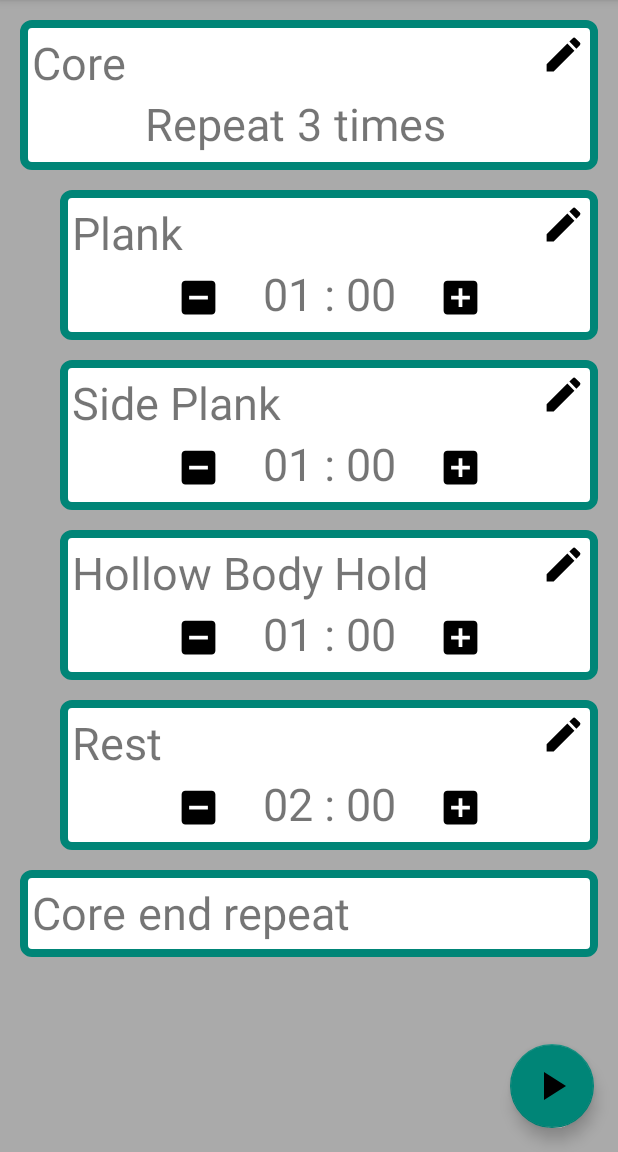
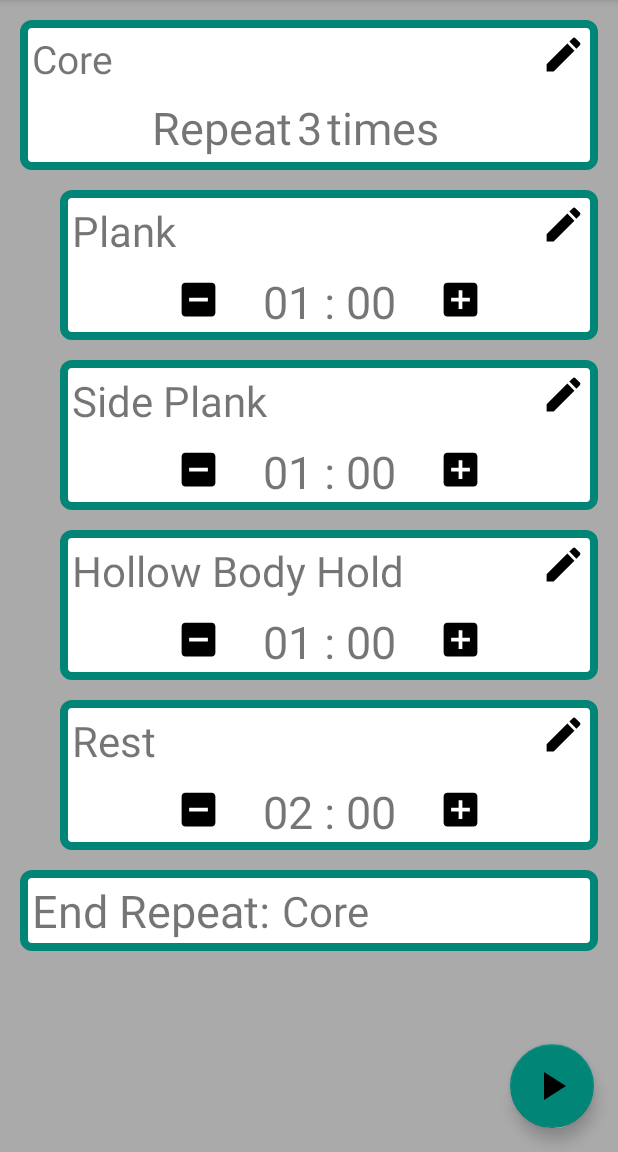
Before and after one commit to cube1324/Timer, an Android app: the screen it shows after launch (MainActivity), on a phone screen of 412 x 824 dp, the part 84-1236 px from its top. Run offline under Robolectric (Android 15) with nearby library versions, the phone set to English and light mode, and no system bars.

Commit message:
Fixed Text Scaling on list elements Now saves the current NavdrawerItem and opens it again

```diff
--- a/app/src/main/java/com/example/testdrawer/MainActivity.java
+++ b/app/src/main/java/com/example/testdrawer/MainActivity.java
@@ -71,35 +71,6 @@ public class MainActivity extends AppCompatActivity implements NavigationView.On
         drawer.addDrawerListener(toggle);
         toggle.syncState();
 
-
-        /*
-        if (savedInstanceState == null){
-            int id = navigationView.getMenu().getItem(1).getItemId();
-            currentFragment = TimerFragment.newInstance(Integer.toString(id), dbHelper);
-            getSupportFragmentManager().beginTransaction().replace(R.id.fragment_container, currentFragment).commit();
-
-            id = 1;
-            navigationView.setCheckedItem(id);
-        }
-
-         */
-
-    }
-
-    @Override
-    protected void onResume() {
-        /*
-        SharedPreferences sharedPreferences = getSharedPreferences(SHARED_PREFS, MODE_PRIVATE);
-
-        int id = sharedPreferences.getInt(SHARED_ID, navigationView.getMenu().getItem(1).getItemId());
-        currentFragment = TimerFragment.newInstance(Integer.toString(id), dbHelper);
-        getSupportFragmentManager().beginTransaction().replace(R.id.fragment_container, currentFragment).commit();
-
-
-        navigationView.setCheckedItem(id);
-
-         */
-        super.onResume();
     }
 
     @Override
@@ -130,7 +101,7 @@ public class MainActivity extends AppCompatActivity implements NavigationView.On
 
         SharedPreferences sharedPreferences = getSharedPreferences(SHARED_PREFS, MODE_PRIVATE);
 
-        int id = sharedPreferences.getInt(SHARED_ID, navigationView.getMenu().getItem(1).getItemId());
+        int id = sharedPreferences.getInt(SHARED_ID, navigationView.getMenu().getItem(0).getItemId());
         currentFragment = TimerFragment.newInstance(Integer.toString(id), dbHelper);
         getSupportFragmentManager().beginTransaction().replace(R.id.fragment_container, currentFragment).commit();
 
@@ -202,7 +173,8 @@ public class MainActivity extends AppCompatActivity implements NavigationView.On
         SharedPreferences sharedPreferences = getSharedPreferences(SHARED_PREFS, MODE_PRIVATE);
         SharedPreferences.Editor editor = sharedPreferences.edit();
 
-        editor.putInt(SHARED_ID, navigationView.getMenu().getItem(0).getItemId());
+        editor.putInt(SHARED_ID, navigationView.getCheckedItem().getItemId());
+        editor.apply();
         super.onStop();
     }
 }
--- a/app/src/main/java/com/example/testdrawer/TimerService.java
+++ b/app/src/main/java/com/example/testdrawer/TimerService.java
@@ -116,6 +116,8 @@ public class TimerService extends Service {
 
         //Update notification and apply changes
         contentView.setTextViewText(R.id.timer_view, formatTime(mTimeLeft));
+        contentView.setTextViewText(R.id.name_view, elements.get(currentPos).getName());
+        contentView.setTextViewText(R.id.next_name_view, currentPos+1 < elements.size() ? elements.get(currentPos+1).getName() : "Done");
 
         Notification notification = new NotificationCompat.Builder(this, CHANNEL_ID)
                 .setSmallIcon(R.drawable.ic_timer_black_24dp)
--- a/app/src/main/res/layout/list_element_loopend_view.xml
+++ b/app/src/main/res/layout/list_element_loopend_view.xml
@@ -3,20 +3,26 @@
     xmlns:app="http://schemas.android.com/apk/res-auto"
     xmlns:tools="http://schemas.android.com/tools"
     android:layout_width="match_parent"
-    android:layout_height="58dp"
+    android:layout_height="54dp"
     android:background="@drawable/list_item_background"
     android:orientation="vertical">
 
     <TextView
         android:id="@+id/name_view"
-        android:layout_width="wrap_content"
-        android:layout_height="wrap_content"
+        android:layout_width="0dp"
+        android:layout_height="0dp"
         android:layout_marginStart="8dp"
         android:layout_marginLeft="8dp"
         android:layout_marginTop="8dp"
+        android:layout_marginEnd="8dp"
+        android:layout_marginRight="8dp"
+        android:layout_marginBottom="8dp"
+        android:autoSizeTextType="uniform"
         android:text="TextView"
-        android:textSize="30sp"
-        app:layout_constraintStart_toStartOf="parent"
+        app:layout_constraintBottom_toBottomOf="parent"
+        app:layout_constraintEnd_toEndOf="parent"
+        app:layout_constraintHorizontal_bias="0.5"
+        app:layout_constraintStart_toEndOf="@+id/textView2"
         app:layout_constraintTop_toTopOf="parent" />
 
     <TextView
@@ -25,9 +31,11 @@
         android:layout_height="wrap_content"
         android:layout_marginStart="8dp"
         android:layout_marginLeft="8dp"
-        android:layout_marginTop="8dp"
         android:text="@string/loopend_repeat"
         android:textSize="30sp"
-        app:layout_constraintStart_toEndOf="@+id/name_view"
+        app:layout_constraintBottom_toBottomOf="parent"
+        app:layout_constraintEnd_toStartOf="@+id/name_view"
+        app:layout_constraintHorizontal_bias="0.5"
+        app:layout_constraintStart_toStartOf="parent"
         app:layout_constraintTop_toTopOf="parent" />
 </androidx.constraintlayout.widget.ConstraintLayout>
--- a/app/src/main/res/layout/list_element_loopstart_view.xml
+++ b/app/src/main/res/layout/list_element_loopstart_view.xml
@@ -9,13 +9,18 @@
 
     <TextView
         android:id="@+id/name_view"
-        android:layout_width="wrap_content"
-        android:layout_height="wrap_content"
+        android:layout_width="0dp"
+        android:layout_height="0dp"
         android:layout_marginStart="8dp"
         android:layout_marginLeft="8dp"
         android:layout_marginTop="8dp"
+        android:layout_marginEnd="8dp"
+        android:layout_marginRight="8dp"
+        android:layout_marginBottom="8dp"
+        android:autoSizeTextType="uniform"
         android:text="TextView"
-        android:textSize="30sp"
+        app:layout_constraintBottom_toTopOf="@+id/repeat_view"
+        app:layout_constraintEnd_toStartOf="@+id/edit_button"
         app:layout_constraintStart_toStartOf="parent"
         app:layout_constraintTop_toTopOf="parent" />
 
@@ -23,8 +28,10 @@
         android:id="@+id/repeat_view"
         android:layout_width="wrap_content"
         android:layout_height="wrap_content"
+        android:layout_marginBottom="8dp"
         android:text="99"
         android:textSize="30sp"
+        app:layout_constraintBottom_toBottomOf="parent"
         app:layout_constraintEnd_toEndOf="parent"
         app:layout_constraintStart_toStartOf="parent"
         app:layout_constraintTop_toBottomOf="@+id/name_view" />
@@ -45,8 +52,9 @@
         android:id="@+id/text_view_repeat"
         android:layout_width="wrap_content"
         android:layout_height="wrap_content"
-        android:layout_marginEnd="8dp"
-        android:layout_marginRight="8dp"
+        android:layout_marginTop="8dp"
+        android:layout_marginEnd="3dp"
+        android:layout_marginRight="3dp"
         android:text="@string/loopstart_repeat"
         android:textSize="30sp"
         app:layout_constraintEnd_toStartOf="@+id/repeat_view"
@@ -56,8 +64,9 @@
         android:id="@+id/text_view_times"
         android:layout_width="wrap_content"
         android:layout_height="wrap_content"
-        android:layout_marginStart="8dp"
-        android:layout_marginLeft="8dp"
+        android:layout_marginStart="3dp"
+        android:layout_marginLeft="3dp"
+        android:layout_marginTop="8dp"
         android:text="@string/loopstart_times"
         android:textSize="30sp"
         app:layout_constraintStart_toEndOf="@+id/repeat_view"
--- a/app/src/main/res/layout/list_element_timer_view.xml
+++ b/app/src/main/res/layout/list_element_timer_view.xml
@@ -9,22 +9,30 @@
 
     <TextView
         android:id="@+id/name_view"
-        android:layout_width="wrap_content"
-        android:layout_height="wrap_content"
+        android:layout_width="0dp"
+        android:layout_height="0dp"
         android:layout_marginStart="8dp"
         android:layout_marginLeft="8dp"
         android:layout_marginTop="8dp"
+        android:layout_marginEnd="8dp"
+        android:layout_marginRight="8dp"
+        android:layout_marginBottom="8dp"
+        android:autoSizeTextType="uniform"
         android:text="TextView"
-        android:textSize="30sp"
+        app:layout_constraintBottom_toTopOf="@+id/duration_view"
+        app:layout_constraintEnd_toStartOf="@+id/edit_button"
         app:layout_constraintStart_toStartOf="parent"
-        app:layout_constraintTop_toTopOf="parent" />
+        app:layout_constraintTop_toTopOf="parent"
+        app:layout_constraintVertical_bias="0.39" />
 
     <TextView
         android:id="@+id/duration_view"
         android:layout_width="wrap_content"
-        android:layout_height="wrap_content"
+        android:layout_height="0dp"
+        android:layout_marginBottom="8dp"
         android:text="02 : 20"
         android:textSize="30sp"
+        app:layout_constraintBottom_toBottomOf="parent"
         app:layout_constraintEnd_toEndOf="parent"
         app:layout_constraintStart_toStartOf="parent"
         app:layout_constraintTop_toBottomOf="@+id/name_view" />
@@ -33,7 +41,7 @@
         android:id="@+id/decrease_button"
         android:layout_width="wrap_content"
         android:layout_height="wrap_content"
-        android:layout_marginTop="8dp"
+        android:layout_marginTop="12dp"
         android:layout_marginEnd="28dp"
         android:layout_marginRight="28dp"
         android:background="@null"
@@ -47,7 +55,7 @@
         android:layout_height="wrap_content"
         android:layout_marginStart="28dp"
         android:layout_marginLeft="28dp"
-        android:layout_marginTop="8dp"
+        android:layout_marginTop="12dp"
         android:background="@null"
         android:src="@drawable/ic_add_box_30px"
         app:layout_constraintStart_toEndOf="@+id/duration_view"
--- a/app/src/main/res/values/strings.xml
+++ b/app/src/main/res/values/strings.xml
@@ -12,6 +12,6 @@
     <string name="action_add_loop">Add new Loop</string>
     <string name="loopstart_repeat">Repeat</string>
     <string name="loopstart_times">times</string>
-    <string name="loopend_repeat">end repeat</string>
+    <string name="loopend_repeat">End Repeat:</string>
 
 </resources>
```
